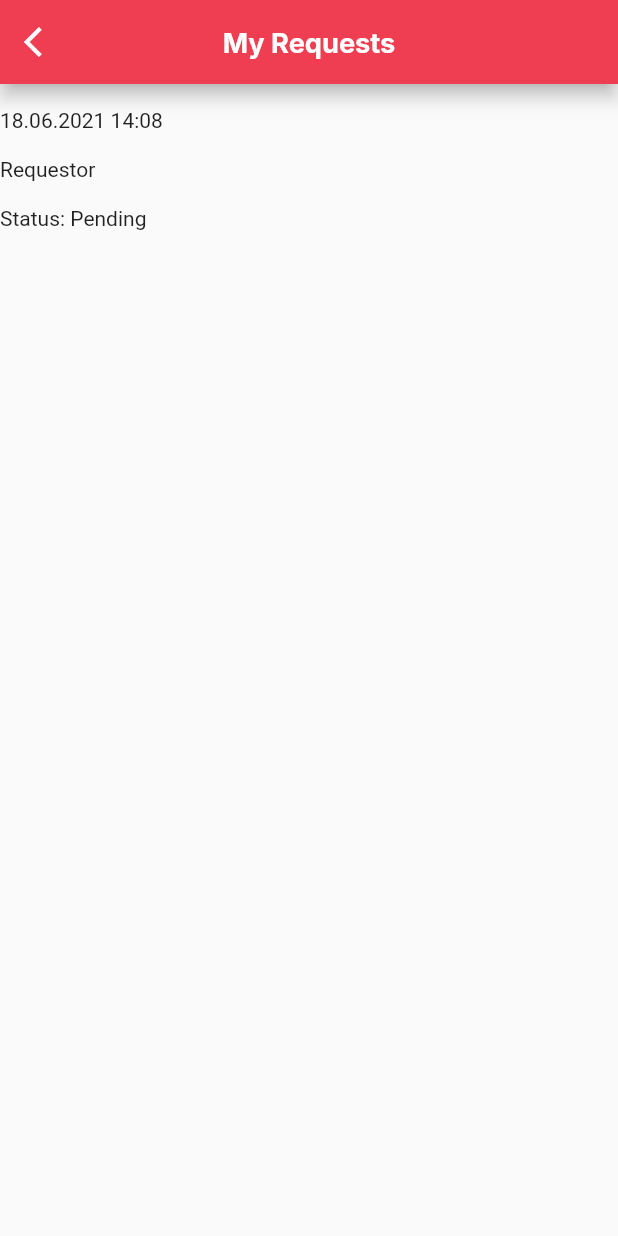
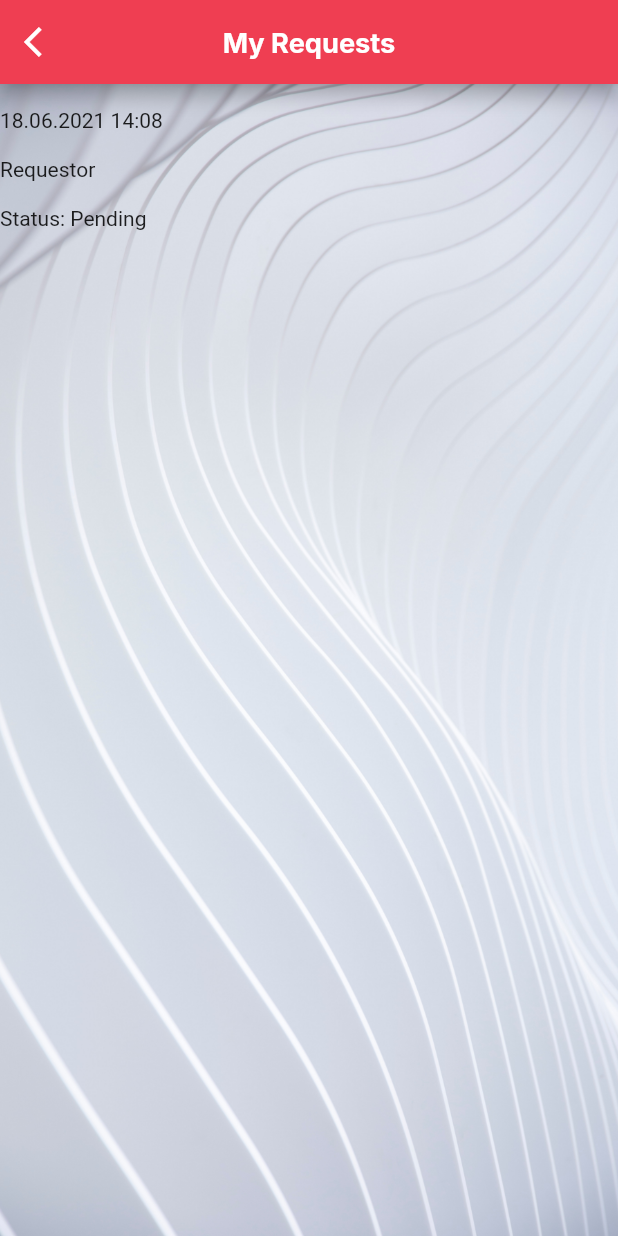
Before and after one commit to TarkanKara/Sun_IK_App, a Flutter app: the MyJobsDetailsView screen opened by its route, on a phone screen of 412 x 824 dp. Run offline on Flutter 3.47's test engine with Material 2 defaults, Android fonts, the phone set to English and light mode, and no system bars; our stand-ins replace get, get_storage, google_fonts, responsive_sizer, share_plus; missing offline and left inert: open_file_plus, syncfusion_flutter_pdfviewer; accounts and stored records are empty; statements that could not run were skipped.

Commit message:
MyJobsDetails || Background image added

```diff
--- a/lib/app/modules/my_jobs_details_page/my_jobs_details_view.dart
+++ b/lib/app/modules/my_jobs_details_page/my_jobs_details_view.dart
@@ -30,7 +30,14 @@ class MyJobsDetailsView extends GetView<MyJobsDetailsController> {
               fontWeight: FontWeight.w700),
         ),
       ),
-      body: Column(
+      body: Container(
+        height: 100.h,
+        width: 100.w,
+        decoration: const BoxDecoration(
+            image: DecorationImage(
+                image: AssetImage("assets/images/login/login_background.jpg"),
+                fit: BoxFit.cover)),
+        child: Column(
           mainAxisAlignment: MainAxisAlignment.start,
           crossAxisAlignment: CrossAxisAlignment.start,
           children: [
@@ -44,10 +51,11 @@ class MyJobsDetailsView extends GetView<MyJobsDetailsController> {
             ),
             Padding(
               padding: EdgeInsets.only(top: 2.h),
-            child: Text("Status: Pending"),// Status sabit pending değişecek ${}
+              child:
+                  Text("Status: Pending"), // Status sabit pending değişecek ${}
             ),
-
           ],
+        ),
       ),
     );
   }
```
Lines whose indentation alone changed are shown as unchanged.
